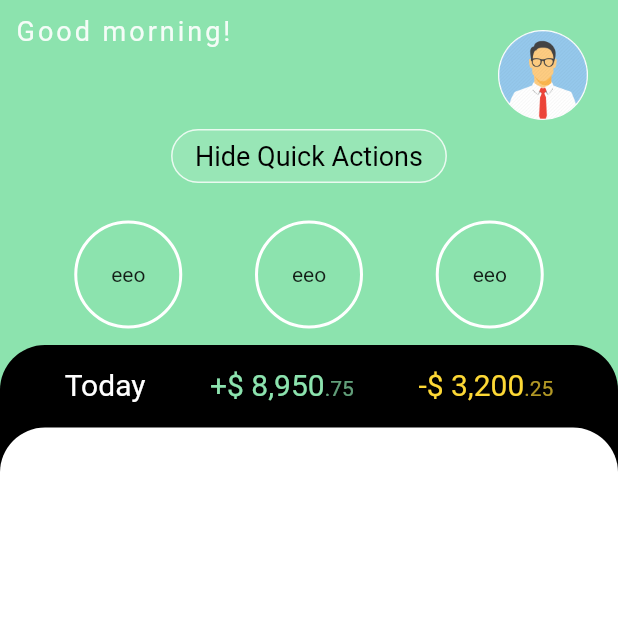
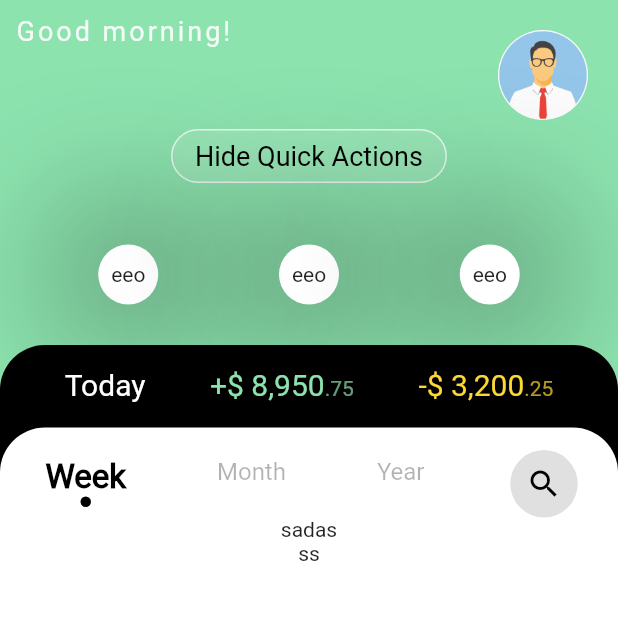
Before and after one commit to suljevicsemir/transactions_app, a Flutter app: the Home screen opened by its route, after a tap on "Show Quick Actions", on a phone screen of 412 x 824 dp, the top half of it. Run offline on Flutter 3.47's test engine with Material 2 defaults, Android fonts, the phone set to English and light mode, and no system bars; our stand-ins replace cloud_firestore, firebase_auth, firebase_core, flutter_secure_storage; missing offline and left inert: flutter_beep; accounts and stored records are empty.

Commit message:
UI for Home page finished. When firestore is ready, add fetching transfers.

```diff
--- a/lib/screens/home.dart
+++ b/lib/screens/home.dart
@@ -4,6 +4,7 @@ import 'package:flutter/material.dart';
 import 'package:transactions_app/firebase_services/firestore_provider.dart';
 import 'package:transactions_app/models/account.dart';
 import 'package:transactions_app/palette.dart';
+import 'package:transactions_app/widget/transfers_search_header.dart';
 
 import 'file:///C:/Users/ASRock%20pro/Desktop/flutter%20projects/transactions_app/lib/utils/circle_painter.dart';
 
@@ -46,9 +47,9 @@ class _HomeState extends State<Home> {
 
   @override
   Widget build(BuildContext context) {
-    return Scaffold(
-        body: SafeArea(
-            child: Stack(
+    return SafeArea(
+      child: Scaffold(
+          body: Stack(
         children: [
           Container(
             color: Palette.themeGreen,
@@ -132,12 +133,14 @@ class _HomeState extends State<Home> {
                     child: Center(child: Text('eeo')),
                   ),
                 ),
-                  SizedBox(
+                Container(
+                  child: SizedBox(
                     width: 70,
                     height: 70,
                     child: CustomPaint(
                       painter: CirclePainter(),
                       child: Center(child: Text('eeo')),
+                    ),
                   ),
                 ),
                 SizedBox(
@@ -214,18 +217,18 @@ class _HomeState extends State<Home> {
                topLeft: Radius.circular(30)),
            color: Colors.white),
            child: Column(
+             crossAxisAlignment: CrossAxisAlignment.center,
+             mainAxisAlignment: MainAxisAlignment.start,
              children: [
-             Row(
-               children: [
-
-               ],
-             )
+                TransferSearchHeader(),
+                Text('sadas'),
+               Text('ss')
              ],
            )
           ),
         ],
             )
-        )
+      ),
     );
   }
 
--- a/lib/utils/circle_painter.dart
+++ b/lib/utils/circle_painter.dart
@@ -10,9 +10,25 @@ class CirclePainter extends CustomPainter{
   ..strokeWidth = 2
   ..style = PaintingStyle.stroke;
 
+
   @override
   void paint(Canvas canvas, Size size) {
-    canvas.drawOval(Rect.fromLTWH(0, 0, size.width, size.height), _paint);
+
+    double radius = 20.0;
+    canvas.translate(size.width/2, size.height/2);
+    Offset center = Offset(0.0, 0.0);
+    // draw shadow first
+    Path oval = Path()
+      ..addOval(Rect.fromCircle(center: center, radius: radius+10));
+    Paint shadowPaint = Paint()
+      ..color = Colors.black
+      ..maskFilter = MaskFilter.blur(BlurStyle.normal, 50);
+    canvas.drawPath(oval, shadowPaint);
+    // draw circle
+    Paint thumbPaint = Paint()
+      ..color = Colors.white
+      ..style = PaintingStyle.fill;
+    canvas.drawCircle(center, radius, thumbPaint);
   }
 
   @override
--- /dev/null
+++ b/lib/widget/transfers_search_header.dart
@@ -0,0 +1,123 @@
+
+
+import 'package:flutter/material.dart';
+
+class TransferSearchHeader extends StatefulWidget {
+
+  final String text;
+  final bool selected;
+
+
+  TransferSearchHeader({this.text, this.selected});
+
+  @override
+  _TransferSearchHeaderState createState() => _TransferSearchHeaderState();
+}
+
+class _TransferSearchHeaderState extends State<TransferSearchHeader> {
+
+  int _index = 0;
+
+  _setIndex(index) {
+    setState(() {
+      _index = index;
+    });
+  }
+
+  @override
+  Widget build(BuildContext context) {
+    return LimitedBox(
+      maxHeight: 60,
+      child: Container(
+        margin: EdgeInsets.only(top: 15),
+        child: Row(
+          mainAxisAlignment: MainAxisAlignment.spaceAround,
+          crossAxisAlignment: CrossAxisAlignment.start,
+          children: [
+            GestureDetector(
+              onTap: () => _setIndex(0),
+              child: Container(
+                  padding: EdgeInsets.all(5),
+                  child: TransferSearchItem(text: 'Week', selected: _index == 0,)),
+            ),
+            GestureDetector(
+              onTap: () => _setIndex(1),
+              child: Container(
+                  padding: EdgeInsets.all(5),
+                  child: TransferSearchItem(text: 'Month', selected: _index == 1,)),
+            ),
+            GestureDetector(
+              onTap: () => _setIndex(2),
+              child: Container(
+                  padding: EdgeInsets.all(5),
+                  child: TransferSearchItem(text: 'Year', selected: _index == 2,)),
+            ),
+            Container(
+              decoration: BoxDecoration(
+                shape: BoxShape.circle,
+                color: Colors.grey[300],
+              ),
+              child: IconButton(
+                splashColor: Colors.red,
+                onPressed: () {},
+                icon: Icon(Icons.search, color: Colors.black,),
+              ),
+            )
+          ],
+        ),
+      ),
+    );
+  }
+}
+
+
+class TransferSearchItem extends StatefulWidget {
+
+  final String text;
+  final bool selected;
+
+
+  TransferSearchItem({this.text, this.selected});
+
+  @override
+  _TransferSearchItemState createState() => _TransferSearchItemState();
+}
+
+class _TransferSearchItemState extends State<TransferSearchItem> {
+  final selectedTextStyle = TextStyle(
+      fontSize: 22,
+      fontWeight: FontWeight.w600,
+      fontFamily: 'Roboto',
+      color: Colors.black
+  );
+
+  final notSelectedTextStyle = TextStyle(
+      fontSize: 16,
+      color: Colors.black.withOpacity(0.3),
+      fontFamily: 'Roboto'
+  );
+
+  @override
+  Widget build(BuildContext context) {
+    return AnimatedDefaultTextStyle(
+      style: widget.selected == true ? selectedTextStyle : notSelectedTextStyle,
+      duration: const Duration(milliseconds: 100),
+      child: Column(
+        children: [
+          Text(widget.text),
+          Container(
+            decoration: BoxDecoration(
+              borderRadius: BorderRadius.circular(10),
+              color: Colors.black
+            ),
+            child: Icon(
+              Icons.radio_button_checked,
+              color: Colors.black,
+              size: widget.selected == true ? 7.0 : 0.0,
+            ),
+          )
+        ],
+      ),
+    );
+  }
+}
```
Also changed, not shown: lib/screens/personalization.dart (+12 -3 lines), lib/widget/transfer_list_item.dart (added, +54 -0 lines), 1 other file. Lines whose indentation alone changed are shown as unchanged.
